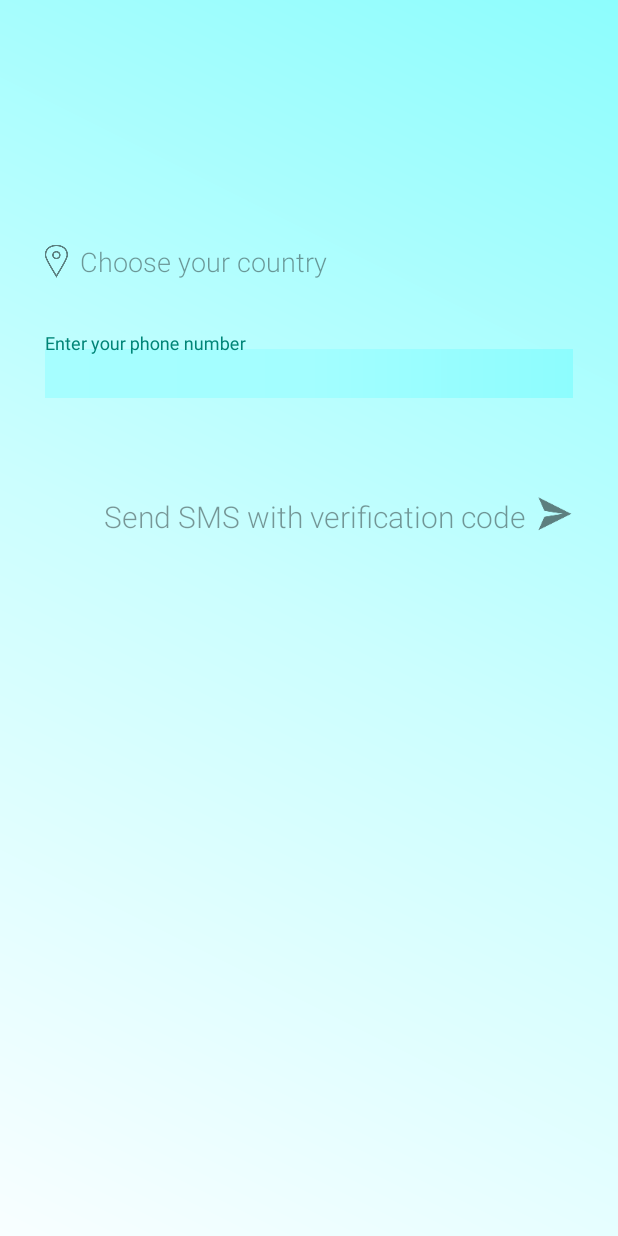
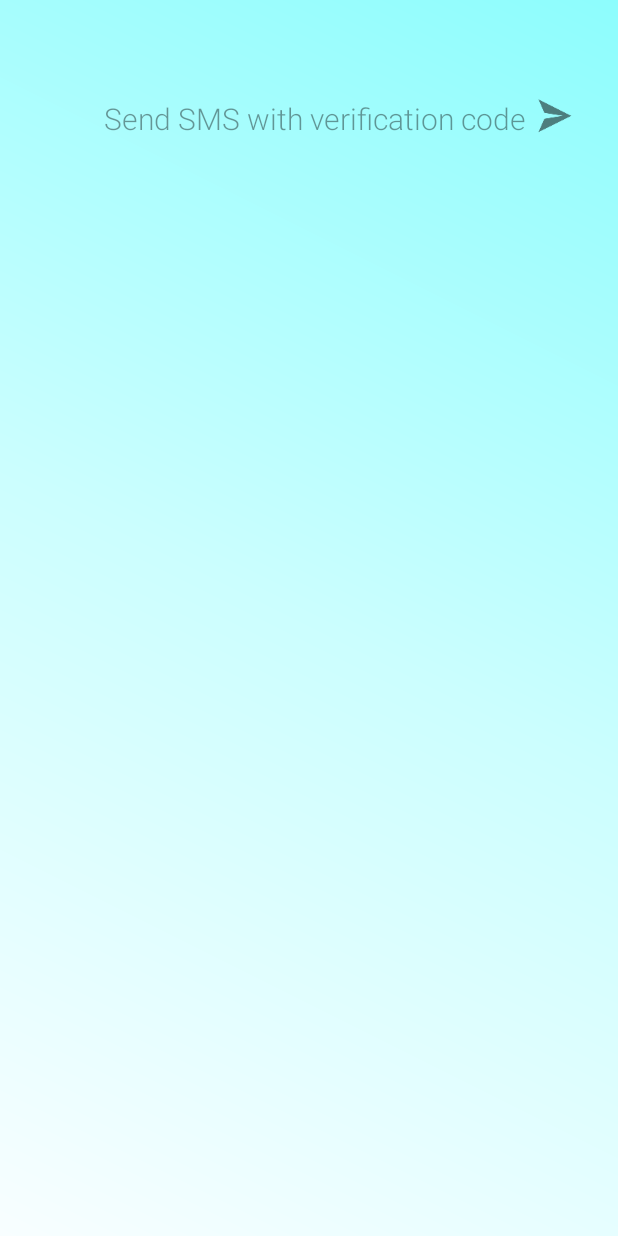
Before and after one commit to dineshbiwal/Texttime, an Android app: the layout enter_number.xml on its own in the app's theme, with its tools: preview values and no code run, on a phone screen of 412 x 824 dp. Run offline under Robolectric (Android 15) with nearby library versions, the phone set to English and light mode, and no system bars.

Commit message:
Registration activity

```diff
--- a/Texttime/app/src/main/AndroidManifest.xml
+++ b/Texttime/app/src/main/AndroidManifest.xml
@@ -3,7 +3,7 @@
 
     <application
         android:allowBackup="true"
-        android:icon="@mipmap/texttime_logo"
+        android:icon="@mipmap/logo_test"
         android:label="@string/app_name"
         android:supportsRtl="true"
         android:theme="@style/AppTheme">
@@ -11,19 +11,18 @@
             android:screenOrientation="portrait"
             android:name=".Registration.MainActivity"
             android:theme="@style/AppTheme">
+            <intent-filter>
+                <action android:name="android.intent.action.MAIN" />
+                <category android:name="android.intent.category.LAUNCHER" />
+            </intent-filter>
         </activity>
 
         <activity
             android:screenOrientation="portrait"
             android:name=".ContainerActivity"
-            android:theme="@style/ThemeCustomBar"
-            >
+            android:theme="@style/ThemeCustomBar">
+        </activity>
 
-            <intent-filter>
-                <action android:name="android.intent.action.MAIN" />
-                <category android:name="android.intent.category.LAUNCHER" />
-            </intent-filter>
-        </activity>
         <activity android:name=".Registration.CountryList"
             android:screenOrientation="portrait"
             android:theme="@style/AppThemelaunch"/>
--- a/Texttime/app/src/main/java/texttime/android/app/texttime/Registration/MainActivity.java
+++ b/Texttime/app/src/main/java/texttime/android/app/texttime/Registration/MainActivity.java
@@ -41,15 +41,16 @@ public class MainActivity extends BaseActivity implements View.OnClickListener{
         ButterKnife.bind(this);
         init(this);
         setUpActionbar("TextTime App.", 0, null);
-        this.getWindow().setSoftInputMode(WindowManager.LayoutParams.SOFT_INPUT_STATE_ALWAYS_HIDDEN);
+      //  this.getWindow().setSoftInputMode(WindowManager.LayoutParams.SOFT_INPUT_STATE_ALWAYS_HIDDEN);
         adjustUIcontent();
+        insertNumber.clearFocus();
+        chooseCountry.requestFocus();
         chooseCountry.setOnClickListener(this);
     }
 
     @Override
     protected void onResume() {
         super.onResume();
-        insertNumber.clearFocus();
         //yourCountry.setText(sd.getCountryName() + " " + sd.getDialCode());
     }
 
--- a/Texttime/app/src/main/res/layout/enter_number.xml
+++ b/Texttime/app/src/main/res/layout/enter_number.xml
@@ -4,51 +4,7 @@
     android:layout_width="match_parent"
     android:layout_height="match_parent"
     android:background="@drawable/main_bg_gradient">
-    <LinearLayout
-        android:id="@+id/choose_country"
-        android:layout_width="match_parent"
-        android:layout_height="wrap_content"
-        android:orientation="horizontal"
-        android:gravity="center_vertical"
-        android:background="@android:color/transparent"
-        android:layout_marginTop="162dp"
-        android:layout_marginLeft="@dimen/leftmargin">
-        <ImageButton
-            android:id="@+id/location"
-            android:layout_width="wrap_content"
-            android:layout_height="wrap_content"
-            android:src="@mipmap/ic_location"
-            android:background="@android:color/transparent"/>
-        <CustomViews.CustomTextView
-            android:id="@+id/your_country"
-            android:textSize="18dp"
-            android:layout_width="wrap_content"
-            android:layout_height="wrap_content"
-            android:layout_marginLeft="7dp"
-            android:textColor="@color/textColor1"
-            android:text="@string/choose_country"
-            android:background="@android:color/transparent"/>
-    </LinearLayout>
-    <android.support.design.widget.TextInputLayout
-        android:id="@+id/aTIL"
-        android:background="@android:color/transparent"
-        android:layout_width="match_parent"
-        android:layout_height="wrap_content"
-        android:layout_marginLeft="@dimen/leftmargin"
-        android:layout_marginRight="@dimen/leftmargin"
-        android:layout_marginTop="35dp">
-        <CustomViews.CustomEditText
-            android:id="@+id/insert_number"
-            android:hint="@string/enter_number"
-            android:textColorHint="@color/textColor1"
-            android:layout_width="match_parent"
-            android:layout_height="wrap_content"
-            android:textColor="@color/textColor1"
-            android:background="@drawable/edittext_bottom_line"
-            android:textSize="24dp"
-            android:singleLine="true"
-            android:inputType="phone"/>
-    </android.support.design.widget.TextInputLayout>
+
     <LinearLayout
         android:layout_marginTop="65dp"
         android:layout_width="wrap_content"
```
Also changed, not shown: Texttime/app/src/main/res/mipmap-xxxhdpi/logo_test.png (added), 2 other files.
